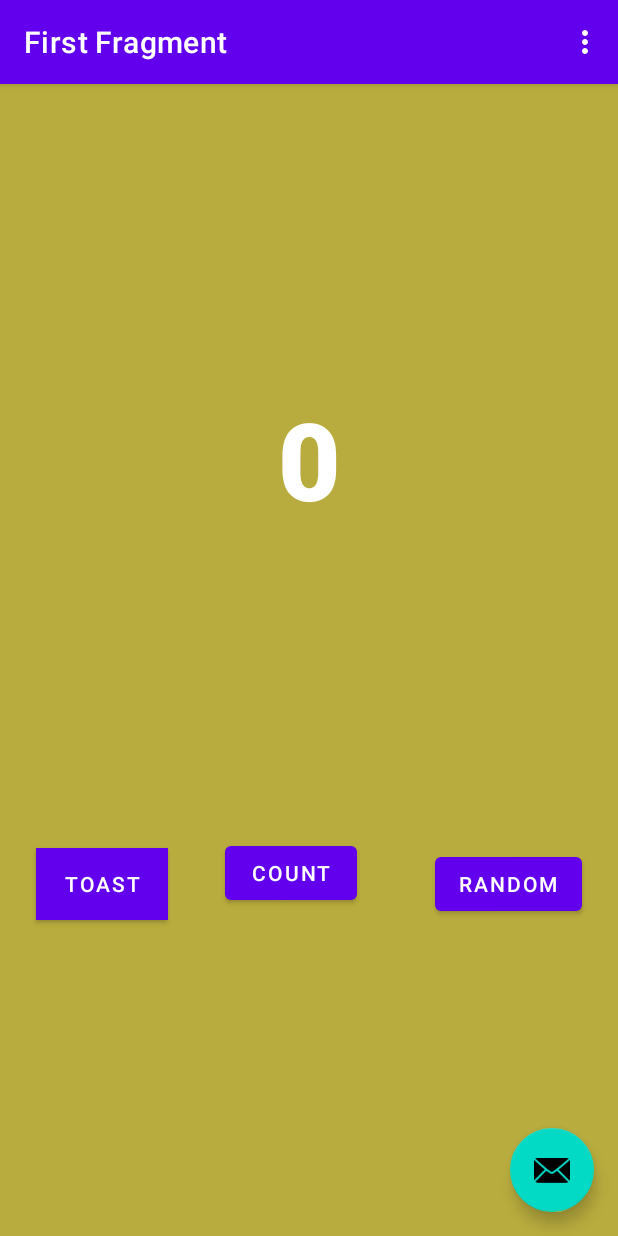
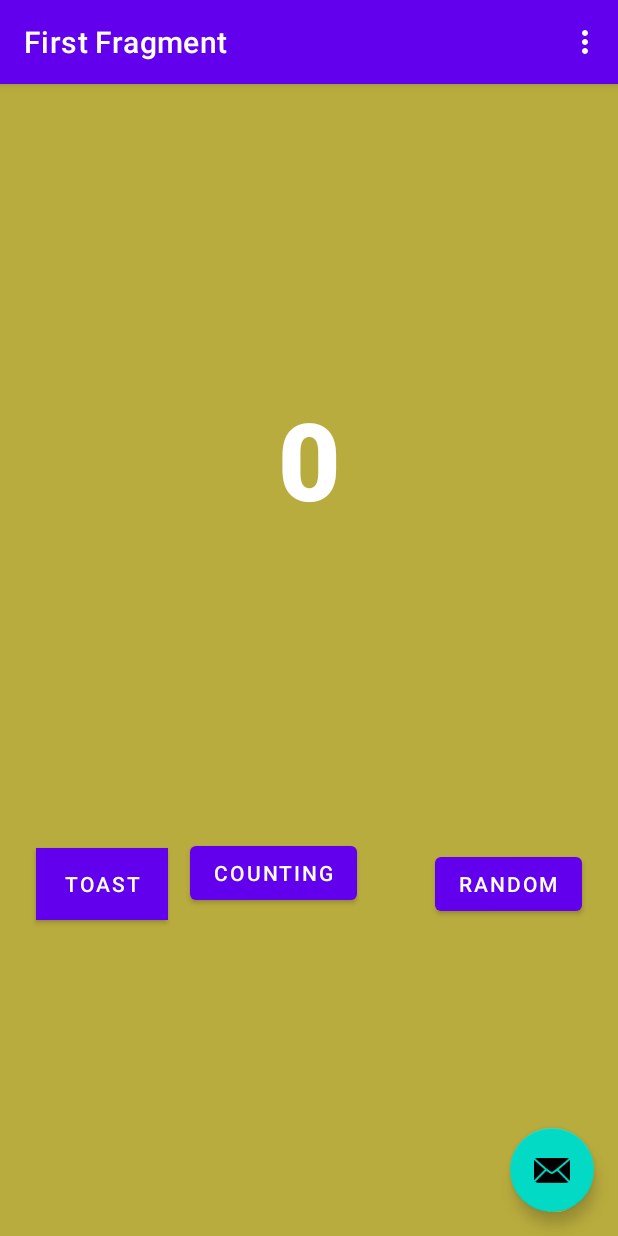
Before and after one commit to Chinwe-MC/upgraded-octo-succotash, an Android app: the screen it shows after launch (MainActivity), on a phone screen of 412 x 824 dp. Run offline under Robolectric (Android 15) with nearby library versions, the phone set to English and light mode, and no system bars; our stand-ins replace navigation-ui.

Commit message:
third commit

```diff
--- a/app/src/main/res/values/strings.xml
+++ b/app/src/main/res/values/strings.xml
@@ -10,6 +10,6 @@
     <string name="hello_first_fragment">0</string>
     <string name="hello_second_fragment">Hello second fragment. Arg: %1$s</string>
     <string name="toast_button_text">Toast</string>
-    <string name="count_button_text">Count</string>
+    <string name="count_button_text">Counting</string>
     <string name="Helllo_toast">A toast</string>
 </resources>
```
